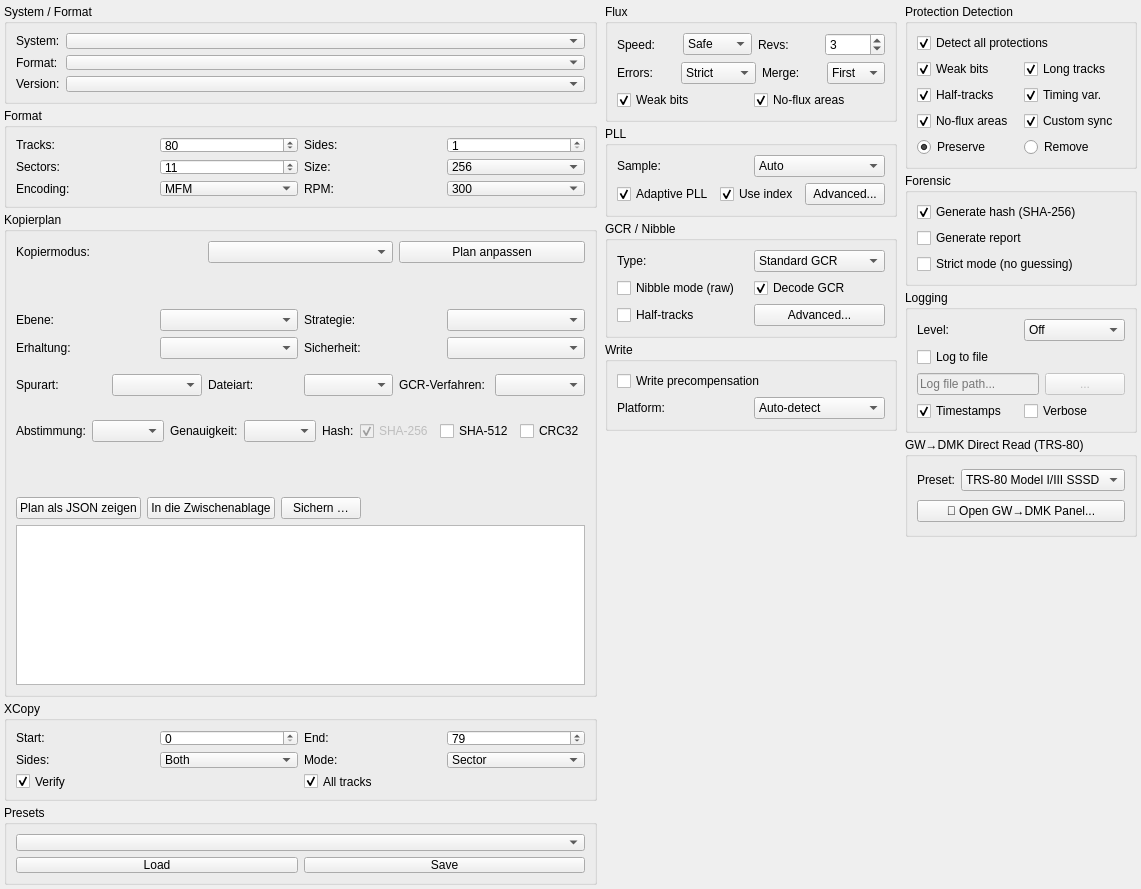
Above: forms/tab_format.ui from Axel051171/UnifiedFloppyTool before the change. Below: the same form after it.
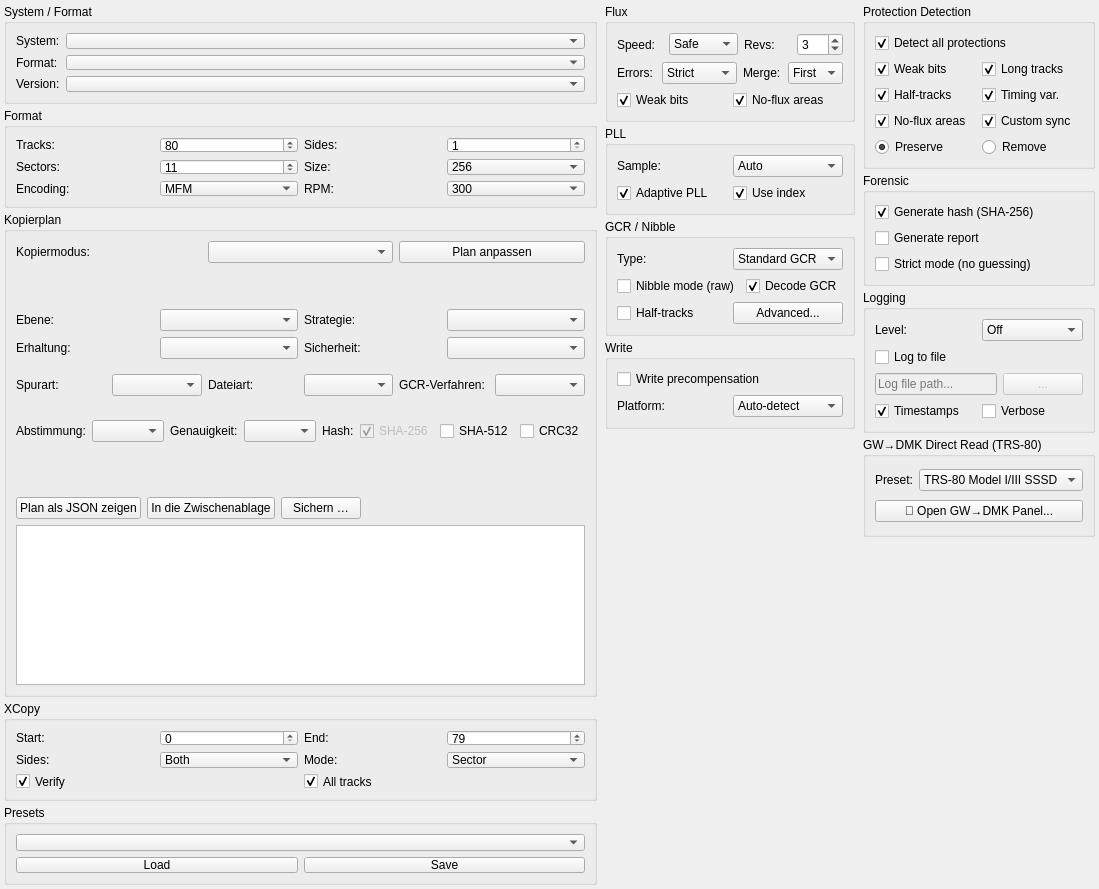
That is the form after the change.

Commit message: refactor(gui): der PLL-Dialog faellt — 10 Felder, 0 Leser, einer davon eine Dopplung des schon gefallenen (MF-1329)

```diff
--- a/forms/tab_format.ui
+++ b/forms/tab_format.ui
@@ -445,7 +445,6 @@
           <layout class="QHBoxLayout">
            <item><widget class="QCheckBox" name="checkAdaptivePLL"><property name="text"><string>Adaptive PLL</string></property><property name="checked"><bool>true</bool></property></widget></item>
            <item><widget class="QCheckBox" name="checkUseIndex"><property name="text"><string>Use index</string></property><property name="checked"><bool>true</bool></property></widget></item>
-           <item><widget class="QPushButton" name="btnPLLAdvanced"><property name="text"><string>Advanced...</string></property></widget></item>
           </layout>
          </item>
         </layout>
```
The commit also changes 4 other files.
